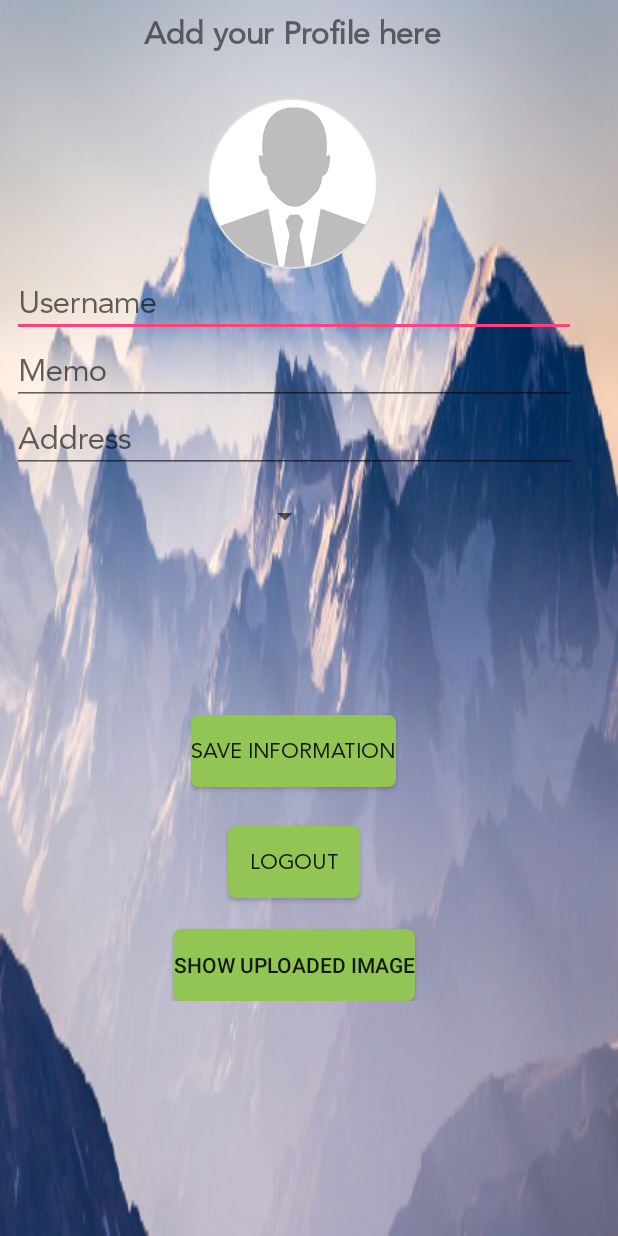
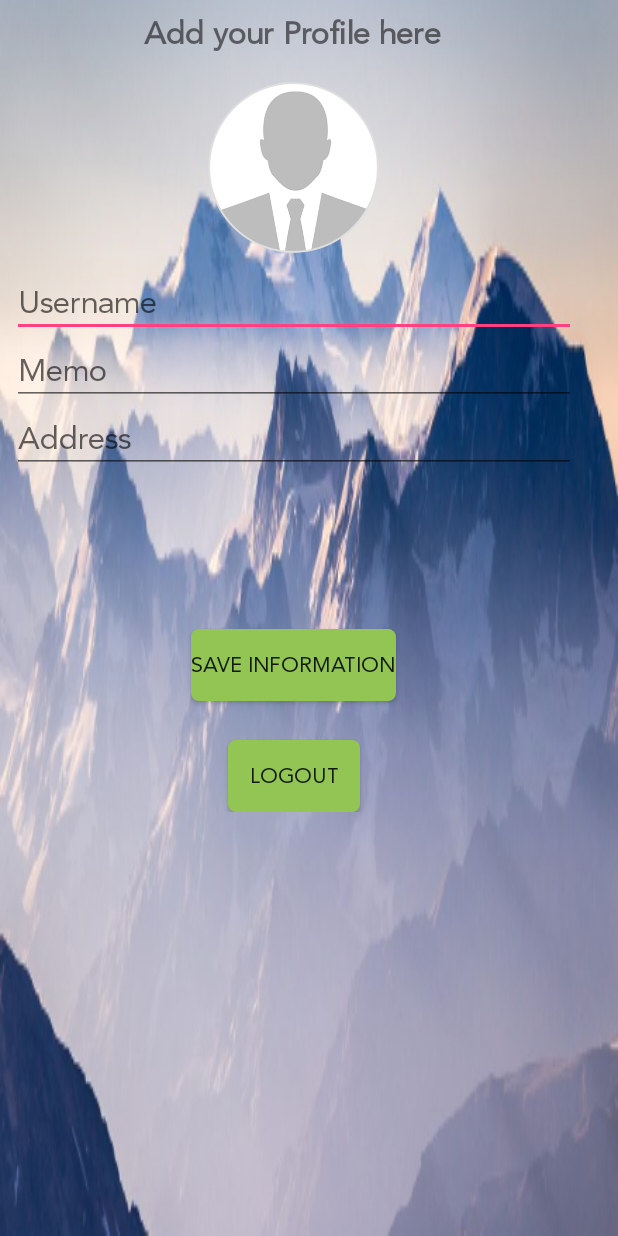
Before and after one commit to ShrenaBajiko/Chitraka, an Android app: the layout profilefragment.xml on its own in the app's theme, with its tools: preview values and no code run, on a phone screen of 412 x 824 dp. Run offline under Robolectric (Android 15) with nearby library versions, the phone set to English and light mode, and no system bars.

```diff
--- a/app/build.gradle
+++ b/app/build.gradle
@@ -37,16 +37,16 @@ dependencies {
     androidTestImplementation 'com.android.support.test.espresso:espresso-core:3.0.2'
     implementation 'com.google.firebase:firebase-messaging:17.3.4'
     implementation 'com.google.firebase:firebase-auth:16.0.5'
-    implementation 'cat.ereza:customactivityoncrash:2.2.0'
     implementation 'com.firebase:firebase-client-android:2.5.0'
     implementation 'com.google.firebase:firebase-core:16.0.5'
     implementation 'com.squareup.picasso:picasso:2.71828'
-   implementation 'de.hdodenhof:circleimageview:2.2.0'
+    implementation 'de.hdodenhof:circleimageview:2.2.0'
     implementation 'com.google.firebase:firebase-storage:16.0.5'
     implementation 'com.firebaseui:firebase-ui-database:0.4.0'
     implementation 'com.github.bumptech.glide:glide:4.8.0'
     annotationProcessor 'com.github.bumptech.glide:compiler:4.8.0'
 
+
 }
 
 apply plugin: 'com.google.gms.google-services'
--- a/app/src/main/java/com/example/dell/chitraka/HomePage.java
+++ b/app/src/main/java/com/example/dell/chitraka/HomePage.java
@@ -1,5 +1,6 @@
 package com.example.dell.chitraka;
 
+import android.content.Intent;
 import android.support.annotation.NonNull;
 import android.support.v4.view.ViewPager;
 import android.support.v7.app.AppCompatActivity;
@@ -8,11 +9,15 @@ import android.view.View;
 import android.widget.LinearLayout;
 import android.widget.TextView;
 
+import de.hdodenhof.circleimageview.CircleImageView;
+
 public class HomePage extends AppCompatActivity implements View.OnClickListener {
     private ViewPager viewpager;
     private ViewPagerAdapter viewPagerAdapter;
     private LinearLayout home, profile, contest,upload;
     private TextView hometv, profiletv, contesttv,uploadtv;
+    private CircleImageView circle;
+    String user;
 
     @Override
     protected void onCreate(Bundle savedInstanceState) {
@@ -92,7 +97,6 @@ public class HomePage extends AppCompatActivity implements View.OnClickListener
         else {
             profiletv.setTextColor(getResources().getColor(R.color.blue));
         }
-
         viewpager.setCurrentItem(position);
 
     }
--- a/app/src/main/java/com/example/dell/chitraka/Login.java
+++ b/app/src/main/java/com/example/dell/chitraka/Login.java
@@ -99,6 +99,9 @@ public class Login extends AppCompatActivity implements View.OnClickListener {
                             {
 
                             Toast.makeText(Login.this, "LOGIN FAILED...PLEASE TRY AGAIN", Toast.LENGTH_SHORT).show();
+                                progressDialog.setTitle("FAILED!!!!");
+                                progressDialog.setMessage("PLEASE CHECK YOUR INTERNET CONNECTION AND TRY AGAIN");
+                                progressDialog.show();
 
                         }
 
--- a/app/src/main/java/com/example/dell/chitraka/ViewHolder.java
+++ b/app/src/main/java/com/example/dell/chitraka/ViewHolder.java
@@ -26,7 +26,7 @@ public class ViewHolder extends RecyclerView.ViewHolder {
         TextView mDetail=mView.findViewById(R.id.description);
         ImageView mImageTv=mView.findViewById(R.id.imageview);
         mDetail.setText(det);
-        Picasso.get()
+       Picasso.get()
                 .load(imageUrl)
                 .resize(1500, 0)
                 .placeholder(R.drawable.disclaimer)
@@ -34,5 +34,7 @@ public class ViewHolder extends RecyclerView.ViewHolder {
                 .into(mImageTv);
 
 
+
+
     }
 }
--- a/app/src/main/res/layout/profilefragment.xml
+++ b/app/src/main/res/layout/profilefragment.xml
@@ -40,7 +40,8 @@
                 android:layout_height="wrap_content"
                 android:layout_marginTop="@dimen/_16sdp"
                 android:background="@drawable/avatar"
-                android:layout_marginHorizontal="@dimen/_100sdp"
+                android:layout_centerInParent="true"
+                android:cropToPadding="true"
 
                 />
 
@@ -79,11 +80,6 @@
             android:textSize="@dimen/_16sdp" />
 
 
-        <Spinner
-            android:id="@+id/spinner"
-            android:layout_width="206dp"
-            android:layout_height="57dp" />
-
 
         <Button
             android:id="@+id/save"
@@ -105,15 +101,6 @@
             android:fontFamily="@font/avenirltstd_roman"
             android:text="Logout" />
 
-        <Button
-            android:id="@+id/text_view_show_upload"
-            android:layout_width="wrap_content"
-            android:layout_height="wrap_content"
-            android:layout_gravity="center"
-            android:layout_marginTop="@dimen/_16sdp"
-            android:text="show uploaded image"
-            android:background="@drawable/edittext_background"
-
 
             />
 
--- a/build.gradle
+++ b/build.gradle
@@ -26,6 +26,7 @@ allprojects {
         jcenter()
         maven { url "https://jitpack.io" }
         mavenCentral()
+        maven { url "https://oss.sonatype.org/content/repositories/snapshots" }
     }
 }
 
```
Also changed, not shown: app/src/main/AndroidManifest.xml (+5 -7 lines), app/src/main/java/com/example/dell/chitraka/profilefragment.java (+75 -11 lines), app/src/main/res/layout/activity_home_page.xml (+8 -6 lines).
